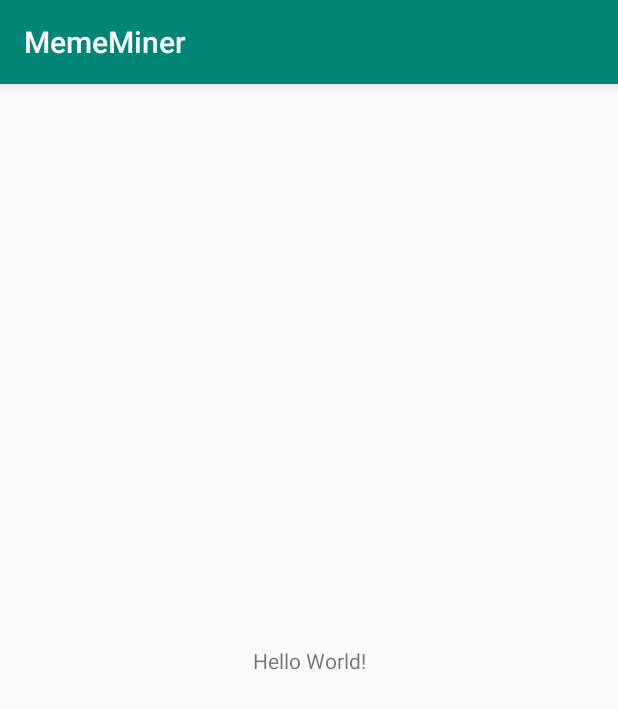
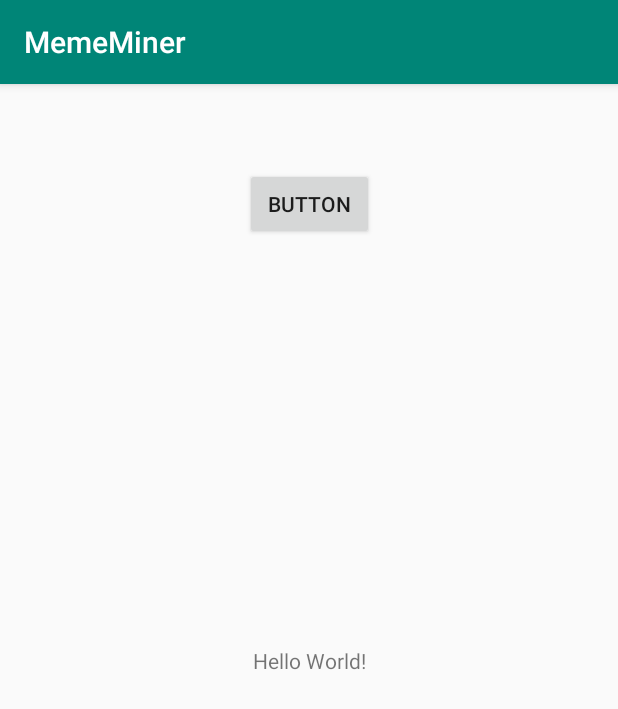
Before and after one commit to JohnHumble/MemeMiner, an Android app: the screen it shows after launch (MainActivity), on a phone screen of 412 x 824 dp. Shown: the top 709 px of the screen. Run offline under Robolectric (Android 15) with nearby library versions, the phone set to English and light mode, and no system bars.

Commit message:
now we have a button that does things

```diff
--- a/app/src/main/java/com/example/mememiner/MainActivity.java
+++ b/app/src/main/java/com/example/mememiner/MainActivity.java
@@ -2,12 +2,31 @@ package com.example.mememiner;
 
 import android.support.v7.app.AppCompatActivity;
 import android.os.Bundle;
+import android.view.View;
+import android.widget.Button;
+import android.widget.TextView;
+
+import org.w3c.dom.Text;
+
+import java.lang.reflect.Member;
 
 public class MainActivity extends AppCompatActivity {
+
+    Button baitButton;
+    TextView words;
 
     @Override
     protected void onCreate(Bundle savedInstanceState) {
         super.onCreate(savedInstanceState);
         setContentView(R.layout.activity_main);
+
+        baitButton = findViewById(R.id.bait_button);
+        words = findViewById(R.id.words);
+
+        baitButton.setOnClickListener(new View.OnClickListener() {
+            public void onClick(View v) {
+                words.setText("Tee Hee :)");
+            }
+        });
     }
 }
--- a/app/src/main/res/layout/activity_main.xml
+++ b/app/src/main/res/layout/activity_main.xml
@@ -7,6 +7,7 @@
     tools:context=".MainActivity">
 
     <TextView
+        android:id="@+id/words"
         android:layout_width="wrap_content"
         android:layout_height="wrap_content"
         android:text="Hello World!"
@@ -15,4 +16,19 @@
         app:layout_constraintRight_toRightOf="parent"
         app:layout_constraintTop_toTopOf="parent" />
 
+    <Button
+        android:id="@+id/bait_button"
+        android:layout_width="86dp"
+        android:layout_height="48dp"
+        android:layout_marginStart="8dp"
+        android:layout_marginLeft="8dp"
+        android:layout_marginTop="56dp"
+        android:layout_marginEnd="8dp"
+        android:layout_marginRight="8dp"
+        android:text="Button"
+        app:layout_constraintEnd_toEndOf="parent"
+        app:layout_constraintStart_toStartOf="parent"
+        app:layout_constraintTop_toTopOf="parent"
+        tools:text="Bait" />
+
 </android.support.constraint.ConstraintLayout>
```
